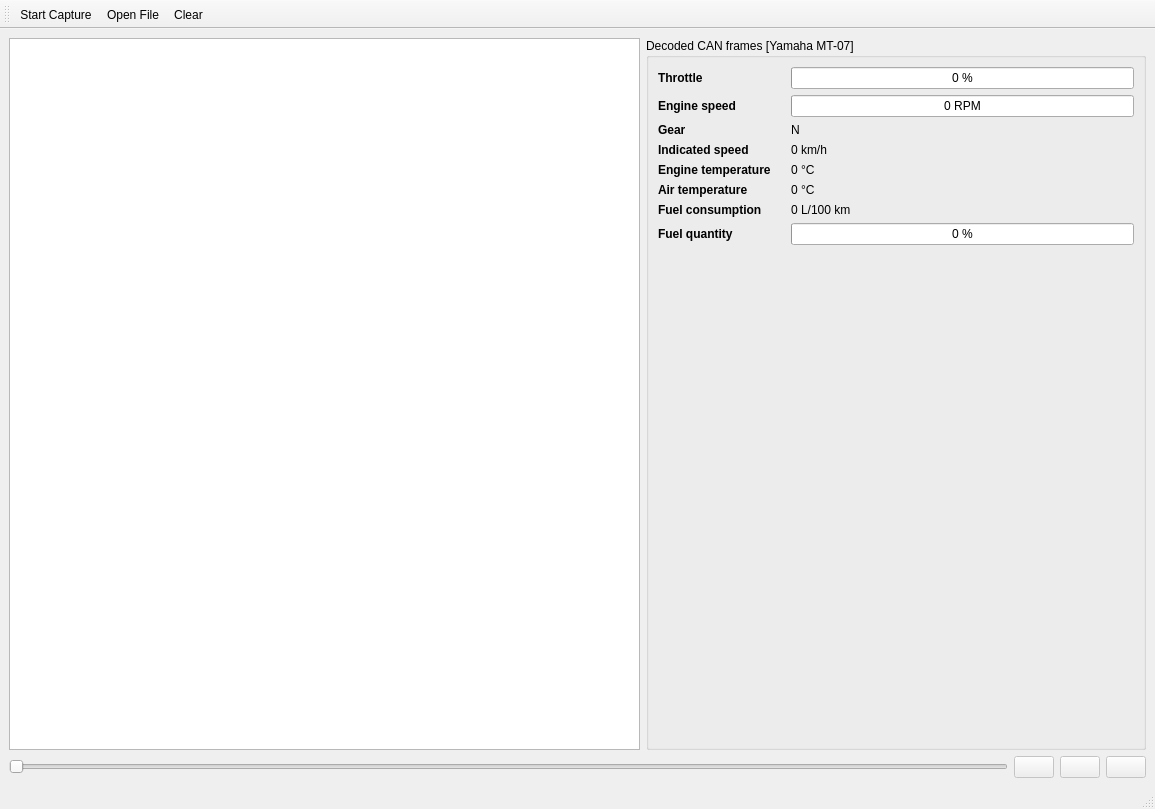
Old version of the form src/ui/window.ui in the repository kevin-lesenechal/canviewer.
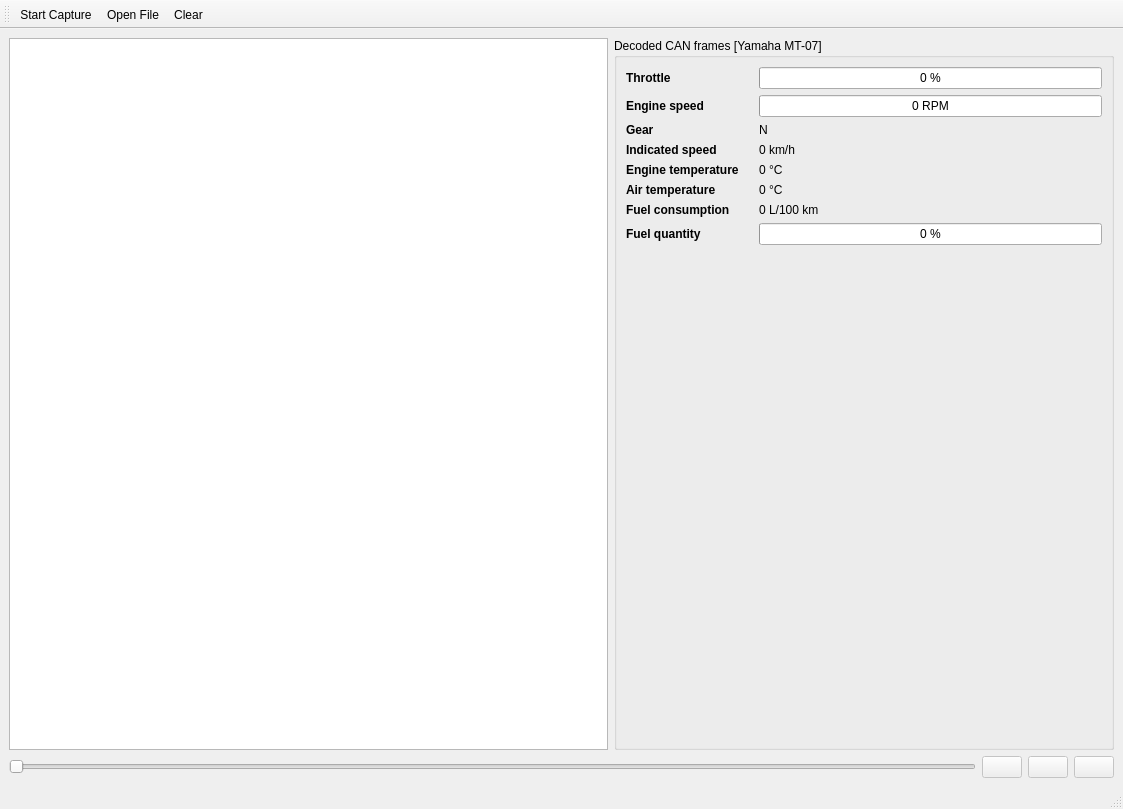
New version of the form. Icons and pictures are not drawn.

Patch:
```diff
--- a/src/ui/window.ui
+++ b/src/ui/window.ui
@@ -6,7 +6,7 @@
    <rect>
     <x>0</x>
     <y>0</y>
-    <width>1155</width>
+    <width>1123</width>
     <height>809</height>
    </rect>
   </property>
@@ -22,6 +22,9 @@
         <property name="rootIsDecorated">
          <bool>false</bool>
         </property>
+        <attribute name="headerMinimumSectionSize">
+         <number>0</number>
+        </attribute>
        </widget>
       </item>
       <item>
```
